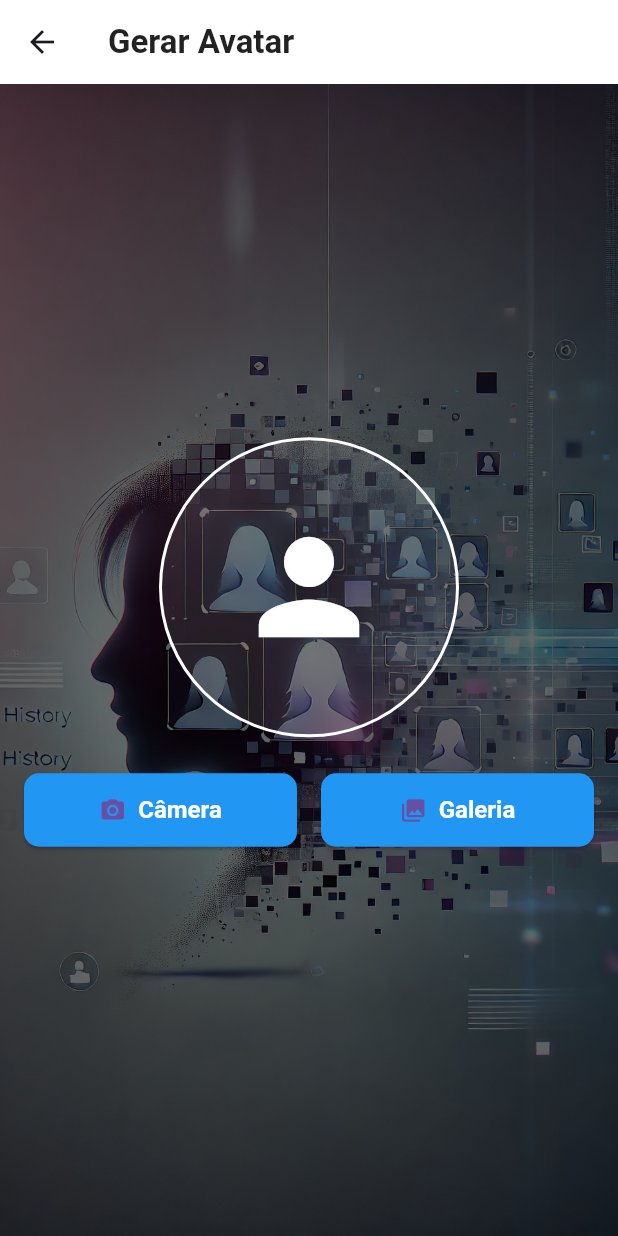
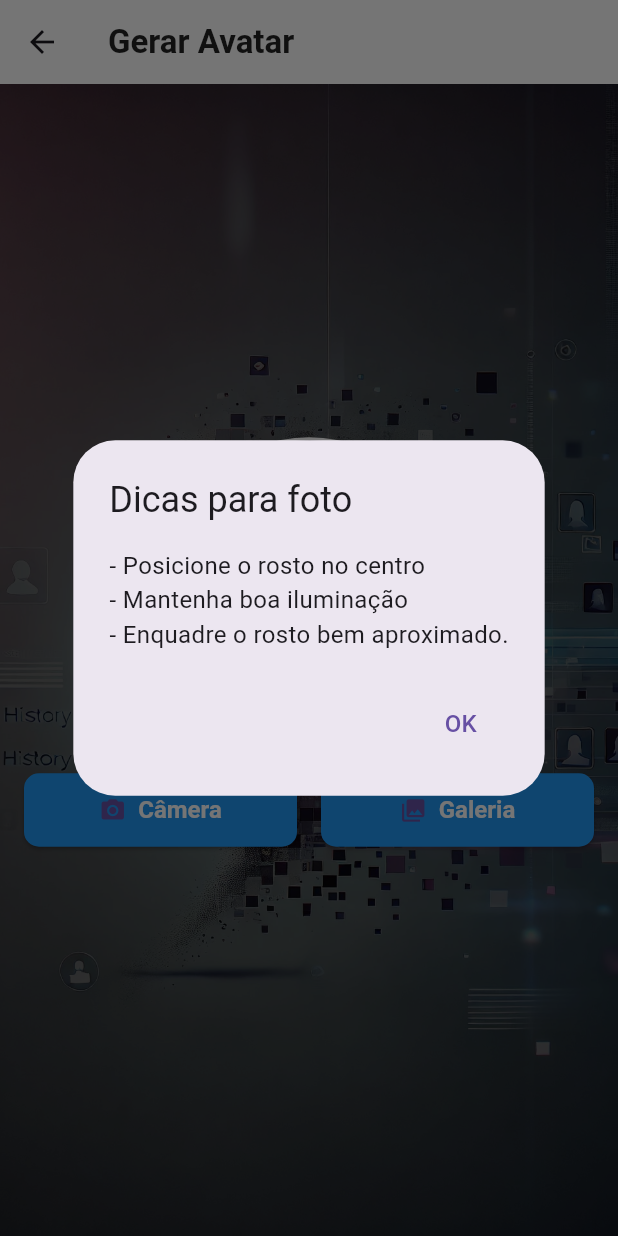
Before and after one commit to MatheusCond/AvatarGenius, a Flutter app: the GeradorAvatarScreen screen opened directly, after a tap on "Câmera", on a phone screen of 412 x 824 dp. Run offline on Flutter 3.47's test engine with Material 3 defaults, Android fonts, the phone set to English and light mode, and no system bars; our stand-ins replace device_info_plus, firebase_auth, firebase_core, flutter_dotenv, image_picker, permission_handler and 2 more; accounts and stored records are empty.

Commit message:
Prompt Melhorado

```diff
--- a/lib/dall_e_service.dart
+++ b/lib/dall_e_service.dart
@@ -12,7 +12,7 @@ class DallEService {
   Future<Uint8List> generateAvatar(String description) async {
     try {
       final String prompt =
-          "Crie um único avatar caricato estilo cartoon com as seguintes características: $description. O avatar deve ser individual, sem variações ou versões alternativas. Mantenha um estilo colorido e divertido, com proporções exageradas para destacar as características únicas. Inclua todos os detalhes da face mencionados, como cabelo, barba e expressões faciais. A barba deve ser bem definida e estilizada. O fundo deve ser neutro ou branco, adequado para um avatar de perfil.";
+          "Crie um único avatar caricato no estilo cartoon no centro da imagem do ombro para cima, com as seguintes características: $description";
 
       final Map<String, dynamic> payload = {
         "model": "dall-e-3",
--- a/lib/gemini_service.dart
+++ b/lib/gemini_service.dart
@@ -20,7 +20,7 @@ class GeminiService {
             "parts": [
               {
                 "text":
-                    "Gere uma descrição detalhada desta pessoa. Inclua: idade aproximada, formato do rosto, cor dos cabelos, expressões faciais, acessórios, etc. A descrição será usada para gerar um avatar caricato, então destaque características marcantes que poderiam ser exageradas em uma caricatura."
+                    "Gere uma descrição detalhada desta pessoa. Inclua: Formato do rosto, Tom de pele, Textura da pele, Cor da pele, Estilo do cabelo, Comprimento do cabelo, Corte do cabelo, Cor do cabelo, Formato dos olhos, Cor da íris, Brilho nos olhos, Detalhes ao redor dos olhos, Espessura das sobrancelhas, Formato das sobrancelhas, Cor das sobrancelhas, Formato do nariz, Detalhes do nariz, Espessura dos lábios, Formato dos lábios, Textura dos lábios, Cor dos lábios, Tipo de barba, Bigode, Cor da barba e do bigode, Expressão facial, Óculos, Piercings, Brincos, Tatuagens, Chapéus e bonés, Tipo de roupa, Estampa ou cor da roupa, Ajuste da roupa. Não diga mais nada além da descrição"
               },
               {
                 "inline_data": {"mime_type": "image/jpeg", "data": base64Image}
--- a/lib/pages/geradoravatar.dart
+++ b/lib/pages/geradoravatar.dart
@@ -39,15 +39,72 @@ class _GeradorAvatarScreenState extends State<GeradorAvatarScreen> {
     _dallEService = DallEService(apiKey: dallEApiKey);
   }
 
-  Future<void> _getImage(ImageSource source) async {
-    setState(() {
-      _isLoading = false;
-      _statusMessage = '';
-      _generatedAvatar = null;
-      _selectedImageBytes = null;
-      _selectedImageFile = null;
-    });
+  // Método para mostrar o modal de orientação para a câmera
+  Future<void> _showCameraGuidanceModal() async {
+    return showDialog<void>(
+      context: context,
+      barrierDismissible: false,
+      builder: (BuildContext context) {
+        return AlertDialog(
+          title: const Text('Dicas para foto'),
+          content: SingleChildScrollView(
+            child: ListBody(
+              children: const <Widget>[
+                Text(
+                  '- Posicione o rosto no centro\n- Mantenha boa iluminação\n- Enquadre o rosto bem aproximado.',
+                  style: TextStyle(fontSize: 16),
+                ),
+              ],
+            ),
+          ),
+          actions: <Widget>[
+            TextButton(
+              child: const Text('OK', style: TextStyle(fontSize: 16)),
+              onPressed: () {
+                Navigator.of(context).pop();
+                _pickImage(ImageSource.camera);
+              },
+            ),
+          ],
+        );
+      },
+    );
+  }
 
+  // Método para mostrar o modal de orientação para a galeria
+  Future<void> _showGalleryGuidanceModal() async {
+    return showDialog<void>(
+      context: context,
+      barrierDismissible: false,
+      builder: (BuildContext context) {
+        return AlertDialog(
+          title: const Text('Dicas para seleção'),
+          content: SingleChildScrollView(
+            child: ListBody(
+              children: const <Widget>[
+                Text(
+                  'Selecione uma foto com o rosto bem visível, centralizado e bem aproximado.',
+                  style: TextStyle(fontSize: 16),
+                ),
+              ],
+            ),
+          ),
+          actions: <Widget>[
+            TextButton(
+              child: const Text('OK', style: TextStyle(fontSize: 16)),
+              onPressed: () {
+                Navigator.of(context).pop();
+                _pickImage(ImageSource.gallery);
+              },
+            ),
+          ],
+        );
+      },
+    );
+  }
+
+  // Método para pegar a imagem da câmera ou galeria
+  Future<void> _pickImage(ImageSource source) async {
     final ImagePicker picker = ImagePicker();
     try {
       final XFile? imageFile = await picker.pickImage(
@@ -66,6 +123,23 @@ class _GeradorAvatarScreenState extends State<GeradorAvatarScreen> {
       }
     } catch (e) {
       _showErrorMessage('Não foi possível selecionar a imagem: $e');
+    }
+  }
+
+  // Método atualizado para limpar os estados e chamar o modal apropriado
+  Future<void> _getImage(ImageSource source) async {
+    setState(() {
+      _isLoading = false;
+      _statusMessage = '';
+      _generatedAvatar = null;
+      _selectedImageBytes = null;
+      _selectedImageFile = null;
+    });
+
+    if (source == ImageSource.camera) {
+      await _showCameraGuidanceModal();
+    } else {
+      await _showGalleryGuidanceModal();
     }
   }
 
@@ -177,8 +251,7 @@ class _GeradorAvatarScreenState extends State<GeradorAvatarScreen> {
                 ),
                 child: _isLoading
                     ? const CircularProgressIndicator(color: Colors.white)
-                    : // No build method, onde está o Image.memory
-                    _generatedAvatar != null
+                    : _generatedAvatar != null
                         ? InkWell(
                             onTap: () {
                               Navigator.push(
--- a/pubspec.yaml
+++ b/pubspec.yaml
@@ -46,6 +46,8 @@ dependencies:
     path: ./plugin_patch/image_gallery_saver
   permission_handler: ^11.4.0
   path_provider: ^2.1.5
+  device_info_plus: ^10.0.0
+
 
 dev_dependencies:
   flutter_test:
```
Also changed, not shown: lib/pages/historicoavatares.dart (+83 -12 lines), lib/utils/device_info.dart (added, +9 -0 lines), pubspec.lock, 3 other files.
